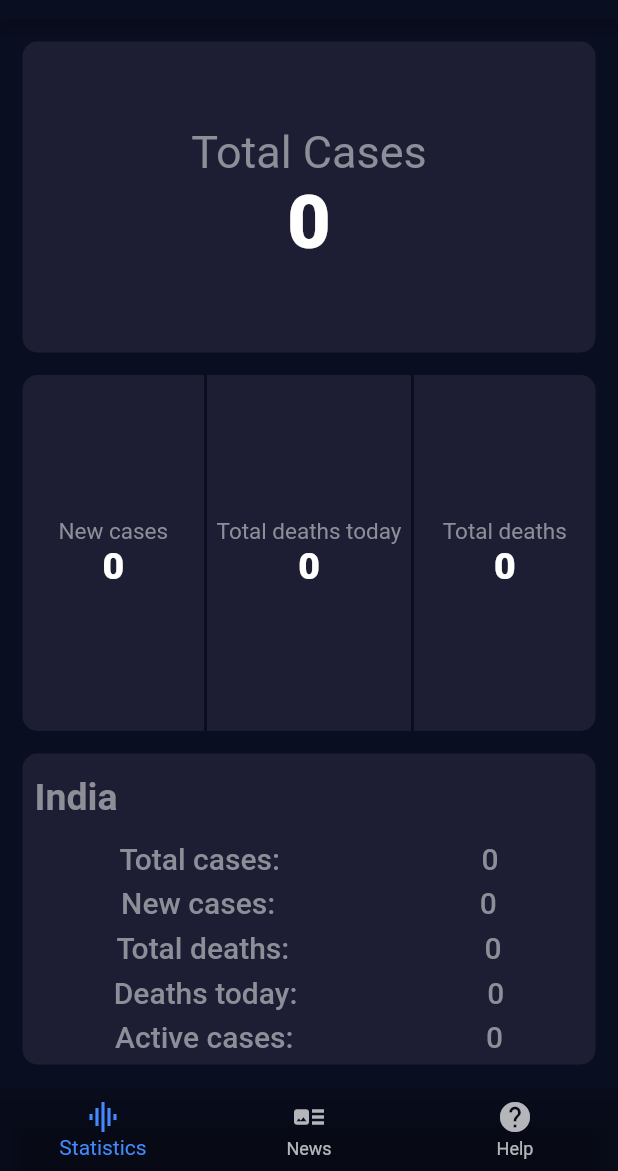
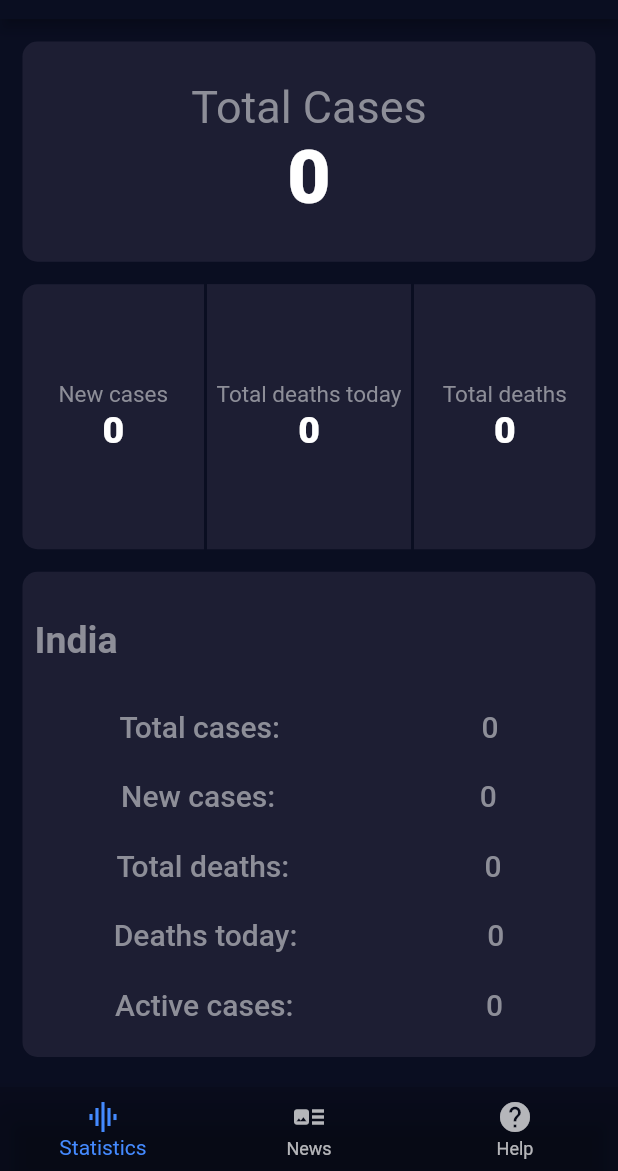
Before and after one commit to iamuv2000/covid19, a Flutter app: the screen it shows after launch, on a phone screen of 412 x 824 dp, the part 65-1236 px from its top. Run offline on Flutter 3.47's test engine with Material 2 defaults, Android fonts, the phone set to English and light mode, and no system bars; network calls fail.

Commit message:
[FIX] Fixed single page view

```diff
--- a/lib/Screens/main_page.dart
+++ b/lib/Screens/main_page.dart
@@ -155,6 +155,7 @@
             )
         ),
         Expanded(
+          flex: 2,
             child: Row(
               children: <Widget>[
                 Expanded(
@@ -254,5 +255,3 @@
     );
   }
 }
-
-//TODO: Fix overflow issue
--- a/lib/main.dart
+++ b/lib/main.dart
@@ -37,7 +37,12 @@
         appBar: AppBar(
           title: Text('Covid19'),
         ),
-        body: returnPage(_currentIndex),
+        body: SafeArea(
+          child: Padding(
+            padding: const EdgeInsets.only(bottom: 5.0),
+            child: returnPage(_currentIndex),
+          ),
+        ),
         bottomNavigationBar: BottomNavigationBar(
           currentIndex: _currentIndex,
           backgroundColor: Colors.black12,
```
Also changed, not shown: 24 other files.
